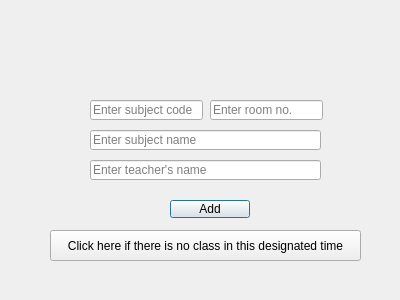
This is addvaluestoroutine.ui in prazzx/Kakshya as Qt 5 draws it before an edit. The edited form follows.
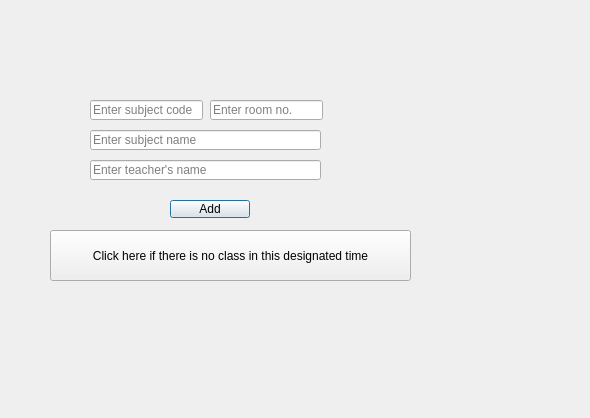
This is the edited form.

Diff of the .ui file:
```diff
--- a/addvaluestoroutine.ui
+++ b/addvaluestoroutine.ui
@@ -6,8 +6,8 @@
    <rect>
     <x>0</x>
     <y>0</y>
-    <width>400</width>
-    <height>300</height>
+    <width>590</width>
+    <height>418</height>
    </rect>
   </property>
   <property name="windowTitle">
@@ -83,8 +83,8 @@
     <rect>
      <x>50</x>
      <y>230</y>
-     <width>311</width>
-     <height>31</height>
+     <width>361</width>
+     <height>51</height>
     </rect>
    </property>
    <property name="text">
```
Left out of the diff: 26 changed lines with no effect on the pictures.
